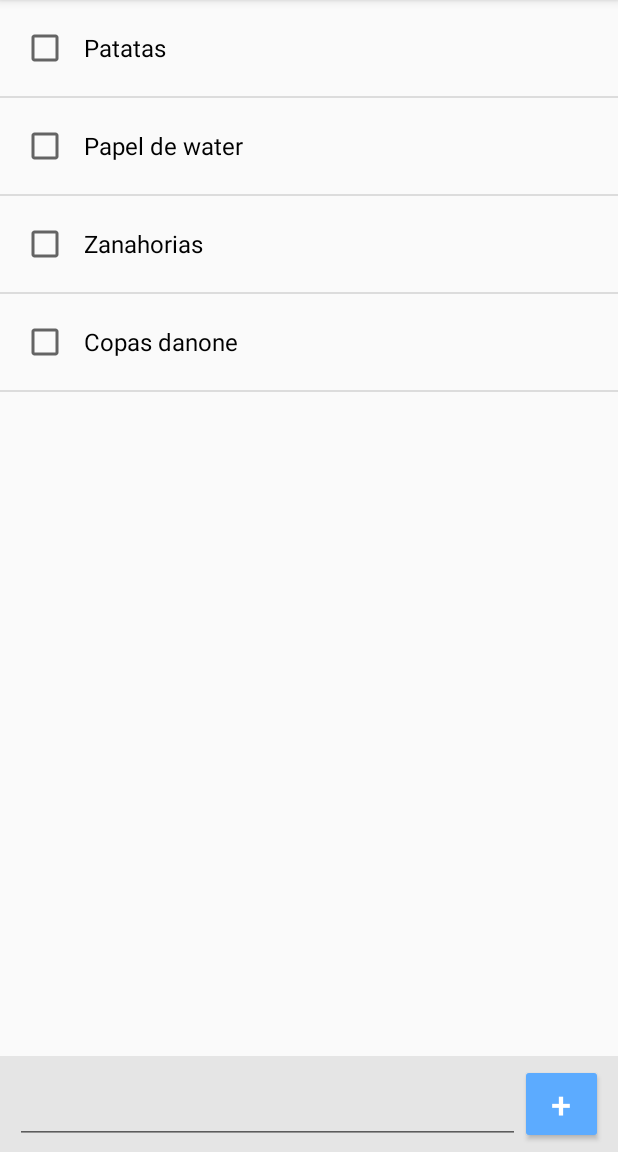
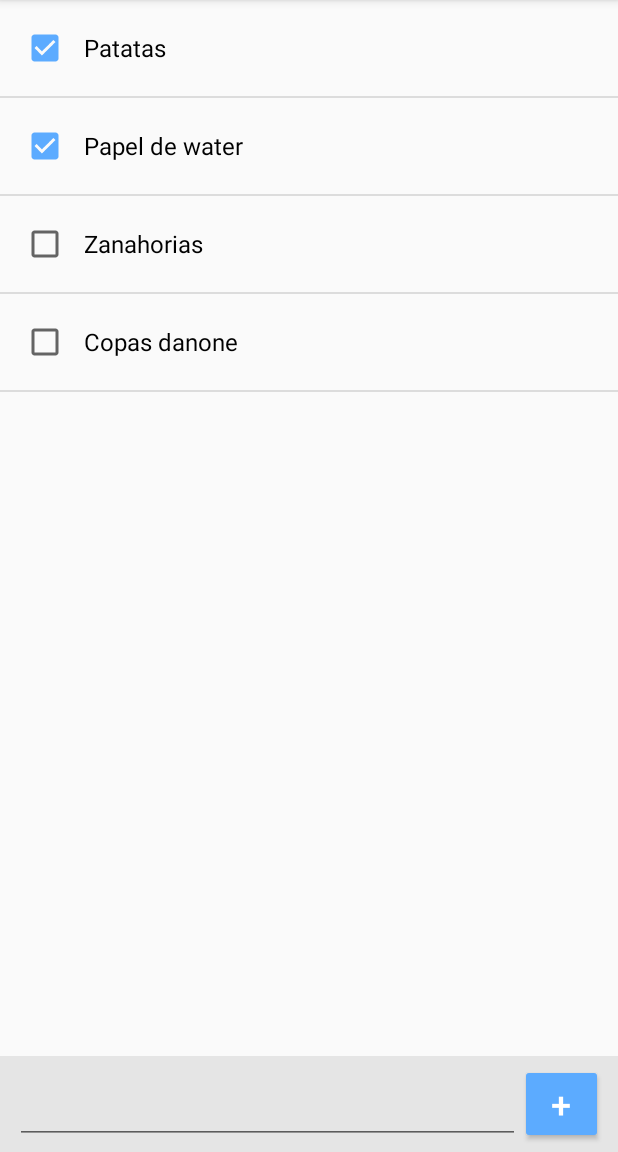
Before and after one commit to borgesog/ShoppingList, an Android app: the screen it shows after launch (ShoppingListActivity), on a phone screen of 412 x 824 dp, the part 84-1236 px from its top. Run offline under Robolectric (Android 15) with nearby library versions, the phone set to English and light mode, and no system bars.

Commit message:
finalizamos la fase 2, funciona, se mantienen los items clicados, y hace scroll hasta la ultima cuando escribimos, todo ok

```diff
--- a/app/src/main/java/edu/upc/eseiaat/pma/shoppinglist/ShoppingItem.java
+++ b/app/src/main/java/edu/upc/eseiaat/pma/shoppinglist/ShoppingItem.java
@@ -34,4 +34,8 @@ public class ShoppingItem {
     public void setChecked(boolean checked) {
         this.checked = checked;
     }
+
+    public void toggleChecked() {
+        this.checked=!this.checked;
+    }
 }
--- a/app/src/main/java/edu/upc/eseiaat/pma/shoppinglist/ShoppingListActivity.java
+++ b/app/src/main/java/edu/upc/eseiaat/pma/shoppinglist/ShoppingListActivity.java
@@ -64,6 +64,15 @@ public class ShoppingListActivity extends AppCompatActivity {
         });
 
         list.setAdapter(adapter);
+        list.setOnItemClickListener(new AdapterView.OnItemClickListener() {
+            @Override
+            public void onItemClick(AdapterView<?> parent, View view, int position, long id) {
+
+                itemList.get(position).toggleChecked();
+                adapter.notifyDataSetChanged();
+
+            }
+        });
 
         list.setOnItemLongClickListener(new AdapterView.OnItemLongClickListener() {
             @Override
@@ -80,7 +89,7 @@ public class ShoppingListActivity extends AppCompatActivity {
         AlertDialog.Builder builder= new AlertDialog.Builder(this);
         builder.setTitle(R.string.confirm);
         String fmt =getResources().getString(R.string.confirm_message);
-        builder.setMessage(String.format(fmt,itemList.get(position)));
+        builder.setMessage(String.format(fmt,itemList.get(position).getText()));
         builder.setPositiveButton(R.string.remove, new DialogInterface.OnClickListener() {
             @Override
             public void onClick(DialogInterface dialog, int which) {
--- a/app/src/main/java/edu/upc/eseiaat/pma/shoppinglist/ShoppingListAdapter.java
+++ b/app/src/main/java/edu/upc/eseiaat/pma/shoppinglist/ShoppingListAdapter.java
@@ -33,10 +33,10 @@ public class ShoppingListAdapter extends ArrayAdapter<ShoppingItem> {
             result=inflater.inflate(R.layout.shopping_item,null);
         }
 
-        CheckBox shopping_item = (CheckBox)result.findViewById(R.id.shopping_item);
+        CheckBox checkbox = (CheckBox)result.findViewById(R.id.shopping_item);
         ShoppingItem item= getItem(position);
-
-        shopping_item.setText(item.getText());
+        checkbox.setText(item.getText());
+        checkbox.setChecked(item.isChecked());
         return result;
 
 
--- a/app/src/main/res/layout/shopping_item.xml
+++ b/app/src/main/res/layout/shopping_item.xml
@@ -11,5 +11,9 @@
         android:layout_height="?attr/listPreferredItemHeight"
         android:paddingLeft="10dp"
         android:text="CheckBox"
-        android:textSize="16sp" />
+        android:textSize="16sp"
+        android:clickable="false"
+        android:focusable="false"
+        />
+
 </LinearLayout>
```
